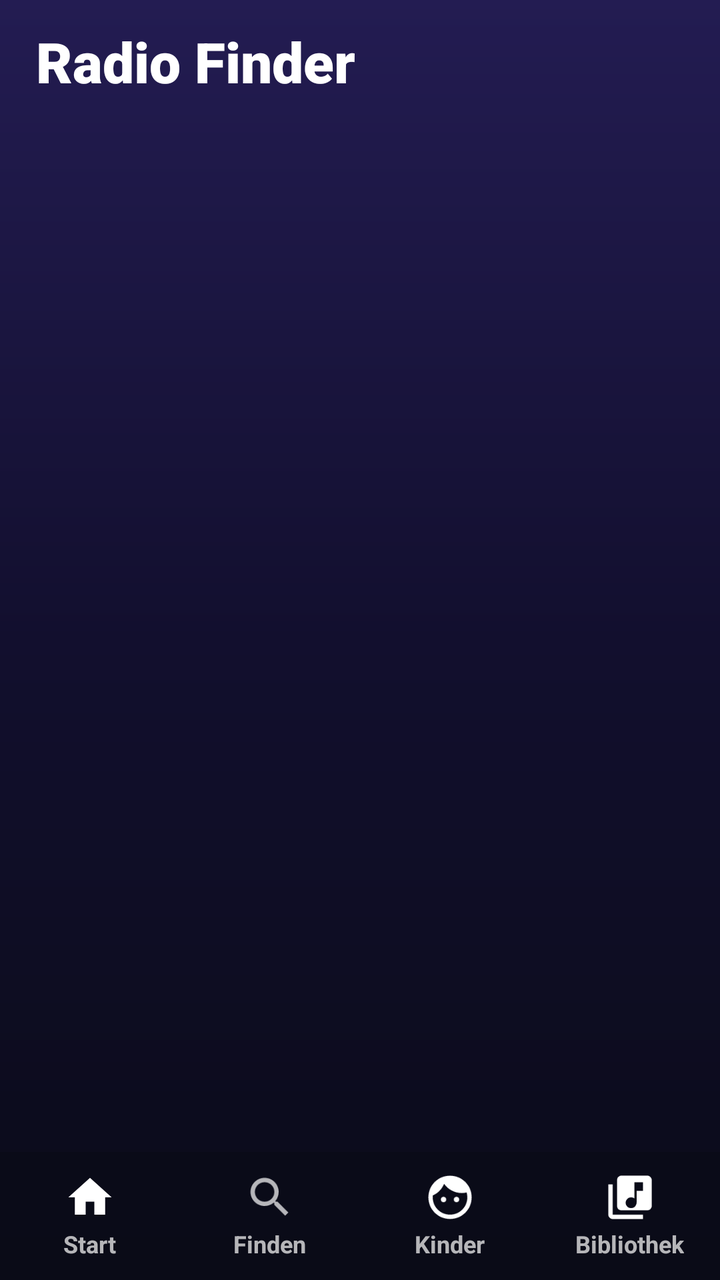
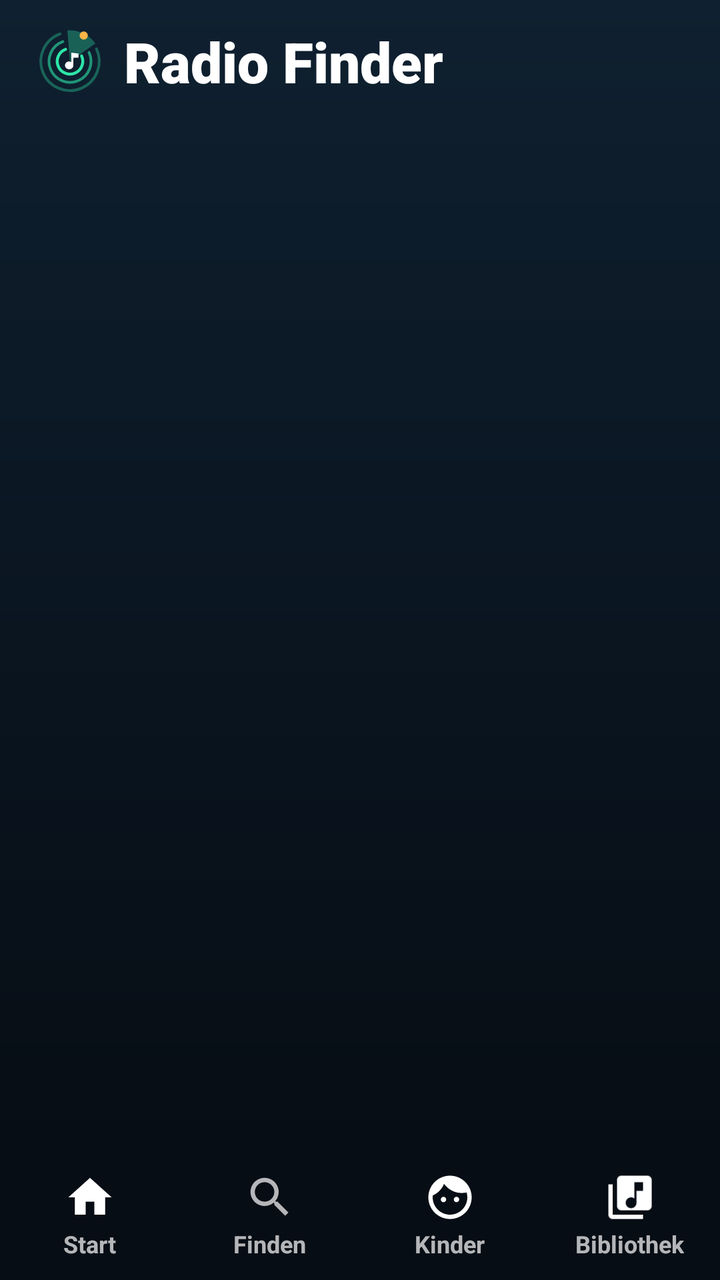

The first picture is an Android layout as it rendered before a commit; the second is the same layout after the commit. The layout source and the unified diff follow.
<!-- AndroidManifest.xml: application theme AppTheme -->
<!-- res/layout/activity_main.xml -->
<?xml version="1.0" encoding="utf-8"?>
<FrameLayout xmlns:android="http://schemas.android.com/apk/res/android"
    android:layout_width="match_parent"
    android:layout_height="match_parent"
    android:background="@drawable/bg_main"
    android:fitsSystemWindows="true">

    <LinearLayout
        android:layout_width="match_parent"
        android:layout_height="match_parent"
        android:orientation="vertical">

        
        <LinearLayout
            android:layout_width="match_parent"
            android:layout_height="wrap_content"
            android:orientation="vertical"
            android:paddingStart="18dp"
            android:paddingTop="12dp"
            android:paddingEnd="18dp"
            android:paddingBottom="4dp">

            <LinearLayout
                android:layout_width="match_parent"
                android:layout_height="wrap_content"
                android:gravity="center_vertical"
                android:orientation="horizontal">

                <ImageButton
                    android:id="@+id/back"
                    android:layout_width="40dp"
                    android:layout_height="40dp"
                    android:layout_marginEnd="8dp"
                    android:background="@drawable/bg_round_btn"
                    android:contentDescription="Zurück"
                    android:src="@drawable/ic_back"
                    android:visibility="gone" />

                <TextView
                    android:id="@+id/pageTitle"
                    android:layout_width="0dp"
                    android:layout_height="wrap_content"
                    android:layout_weight="1"
                    android:ellipsize="end"
                    android:fontFamily="sans-serif-black"
                    android:maxLines="1"
                    android:text="Radio Finder"
                    android:textColor="#FFFFFFFF"
                    android:textSize="28sp" />
            </LinearLayout>

            <FrameLayout
                android:id="@+id/searchBox"
                android:layout_width="match_parent"
                android:layout_height="52dp"
                android:layout_marginTop="12dp"
                android:background="@drawable/bg_search"
                android:visibility="gone">

                <ImageView
                    android:layout_width="22dp"
                    android:layout_height="22dp"
                    android:layout_gravity="center_vertical|start"
                    android:layout_marginStart="16dp"
                    android:src="@drawable/ic_search" />

                <EditText
                    android:id="@+id/search"
                    android:layout_width="match_parent"
                    android:layout_height="match_parent"
                    android:background="@null"
                    android:hint="Lied, Künstler oder Sender"
                    android:imeOptions="actionSearch"
                    android:inputType="text"
                    android:paddingStart="48dp"
                    android:paddingEnd="48dp"
                    android:singleLine="true"
                    android:textColor="#FFFFFFFF"
                    android:textColorHint="#80FFFFFF"
                    android:textSize="16sp" />

                <ImageButton
                    android:id="@+id/clear"
                    android:layout_width="44dp"
                    android:layout_height="44dp"
                    android:layout_gravity="center_vertical|end"
                    android:layout_marginEnd="4dp"
                    android:background="?android:attr/selectableItemBackgroundBorderless"
                    android:contentDescription="Löschen"
                    android:src="@drawable/ic_close"
                    android:visibility="gone" />
            </FrameLayout>
        </LinearLayout>

        <androidx.recyclerview.widget.RecyclerView
            android:id="@+id/recycler"
            android:layout_width="match_parent"
            android:layout_height="0dp"
            android:layout_weight="1"
            android:clipToPadding="false"
            android:paddingBottom="12dp" />

        
        <LinearLayout
            android:id="@+id/mini"
            android:layout_width="match_parent"
            android:layout_height="wrap_content"
            android:layout_marginStart="10dp"
            android:layout_marginEnd="10dp"
            android:layout_marginBottom="6dp"
            android:background="@drawable/bg_player"
            android:elevation="10dp"
            android:orientation="vertical"
            android:visibility="gone">

            <ProgressBar
                android:id="@+id/miniProgress"
                style="?android:attr/progressBarStyleHorizontal"
                android:layout_width="match_parent"
                android:layout_height="3dp"
                android:layout_marginStart="18dp"
                android:layout_marginTop="4dp"
                android:layout_marginEnd="18dp"
                android:progressBackgroundTint="#22FFFFFF"
                android:progressTint="#FFF97316" />

            <LinearLayout
                android:layout_width="match_parent"
                android:layout_height="wrap_content"
                android:gravity="center_vertical"
                android:orientation="horizontal"
                android:paddingStart="8dp"
                android:paddingTop="4dp"
                android:paddingEnd="8dp"
                android:paddingBottom="8dp">

                <FrameLayout
                    android:layout_width="52dp"
                    android:layout_height="52dp">

                    <TextView
                        android:id="@+id/miniInitials"
                        style="@style/Initials"
                        android:textSize="18sp" />

                    <ImageView
                        android:id="@+id/miniArt"
                        android:layout_width="match_parent"
                        android:layout_height="match_parent" />
                </FrameLayout>

                <LinearLayout
                    android:layout_width="0dp"
                    android:layout_height="wrap_content"
                    android:layout_marginStart="12dp"
                    android:layout_weight="1"
                    android:orientation="vertical">

                    <LinearLayout
                        android:layout_width="match_parent"
                        android:layout_height="wrap_content"
                        android:gravity="center_vertical"
                        android:orientation="horizontal">

                        <de.gamingdoodz.radiofinder.EqualizerView
                            android:id="@+id/miniEq"
                            android:layout_width="16dp"
                            android:layout_height="14dp"
                            android:layout_marginEnd="6dp" />

                        <TextView
                            android:id="@+id/miniTitle"
                            android:layout_width="0dp"
                            android:layout_height="wrap_content"
                            android:layout_weight="1"
                            android:ellipsize="end"
                            android:maxLines="1"
                            android:textColor="#FFFFFFFF"
                            android:textSize="15sp"
                            android:textStyle="bold" />
                    </LinearLayout>

                    <TextView
                        android:id="@+id/miniSub"
                        android:layout_width="match_parent"
                        android:layout_height="wrap_content"
                        android:ellipsize="end"
                        android:maxLines="1"
                        android:textColor="#B3FFFFFF"
                        android:textSize="13sp" />
                </LinearLayout>

                <ImageButton
                    android:id="@+id/miniPlay"
                    android:layout_width="46dp"
                    android:layout_height="46dp"
                    android:background="@drawable/bg_play"
                    android:contentDescription="Abspielen"
                    android:src="@drawable/ic_play" />

                <ImageButton
                    android:id="@+id/miniNext"
                    android:layout_width="44dp"
                    android:layout_height="44dp"
                    android:layout_marginStart="2dp"
                    android:background="?android:attr/selectableItemBackgroundBorderless"
                    android:contentDescription="Weiter"
                    android:src="@drawable/ic_next" />
            </LinearLayout>
        </LinearLayout>

        
        <LinearLayout
            android:layout_width="match_parent"
            android:layout_height="64dp"
            android:background="@drawable/bg_nav"
            android:orientation="horizontal">

            <LinearLayout android:id="@+id/navHome" style="@style/NavItem">
                <ImageView android:id="@+id/navHomeIcon" style="@style/NavIcon" android:src="@drawable/ic_home" />
                <TextView android:id="@+id/navHomeLabel" style="@style/NavLabel" android:text="Start" />
            </LinearLayout>

            <LinearLayout android:id="@+id/navFind" style="@style/NavItem">
                <ImageView android:id="@+id/navFindIcon" style="@style/NavIcon" android:src="@drawable/ic_search" />
                <TextView android:id="@+id/navFindLabel" style="@style/NavLabel" android:text="Finden" />
            </LinearLayout>

            <LinearLayout android:id="@+id/navKids" style="@style/NavItem">
                <ImageView android:id="@+id/navKidsIcon" style="@style/NavIcon" android:src="@drawable/ic_kids" />
                <TextView android:id="@+id/navKidsLabel" style="@style/NavLabel" android:text="Kinder" />
            </LinearLayout>

            <LinearLayout android:id="@+id/navLib" style="@style/NavItem">
                <ImageView android:id="@+id/navLibIcon" style="@style/NavIcon" android:src="@drawable/ic_library" />
                <TextView android:id="@+id/navLibLabel" style="@style/NavLabel" android:text="Bibliothek" />
            </LinearLayout>
        </LinearLayout>
    </LinearLayout>

    
    <FrameLayout
        android:id="@+id/full"
        android:layout_width="match_parent"
        android:layout_height="match_parent"
        android:background="#FF0A0B18"
        android:clickable="true"
        android:focusable="true"
        android:visibility="gone">

        <ImageView
            android:id="@+id/fullBg"
            android:layout_width="match_parent"
            android:layout_height="match_parent"
            android:alpha="0.55"
            android:scaleType="centerCrop" />

        <View
            android:layout_width="match_parent"
            android:layout_height="match_parent"
            android:background="@drawable/bg_full_overlay" />

        <LinearLayout
            android:layout_width="match_parent"
            android:layout_height="match_parent"
            android:gravity="center_horizontal"
            android:orientation="vertical"
            android:padding="22dp">

            <LinearLayout
                android:layout_width="match_parent"
                android:layout_height="wrap_content"
                android:gravity="center_vertical"
                android:orientation="horizontal">

                <ImageButton
                    android:id="@+id/fullClose"
                    android:layout_width="44dp"
                    android:layout_height="44dp"
                    android:background="@drawable/bg_round_btn"
                    android:contentDescription="Schließen"
                    android:src="@drawable/ic_chevron_down" />

                <TextView
                    android:id="@+id/fullSource"
                    android:layout_width="0dp"
                    android:layout_height="wrap_content"
                    android:layout_weight="1"
                    android:gravity="center"
                    android:letterSpacing="0.1"
                    android:textColor="#B3FFFFFF"
                    android:textSize="12sp"
                    android:textStyle="bold" />

                <TextView
                    android:id="@+id/fullSleep"
                    android:layout_width="wrap_content"
                    android:layout_height="36dp"
                    android:background="@drawable/bg_search"
                    android:gravity="center"
                    android:paddingStart="12dp"
                    android:paddingEnd="12dp"
                    android:text="☾ Timer"
                    android:textColor="#FFFFFFFF"
                    android:textSize="13sp"
                    android:textStyle="bold" />
            </LinearLayout>

            <View
                android:layout_width="1dp"
                android:layout_height="0dp"
                android:layout_weight="1" />

            <FrameLayout
                android:id="@+id/fullArtBox"
                android:layout_width="280dp"
                android:layout_height="280dp"
                android:elevation="16dp">

                <TextView
                    android:id="@+id/fullInitials"
                    style="@style/Initials"
                    android:textSize="84sp" />

                <ImageView
                    android:id="@+id/fullArt"
                    android:layout_width="match_parent"
                    android:layout_height="match_parent" />
            </FrameLayout>

            <TextView
                android:id="@+id/fullBadge"
                android:layout_width="wrap_content"
                android:layout_height="wrap_content"
                android:layout_marginTop="24dp"
                android:background="@drawable/bg_badge"
                android:paddingStart="10dp"
                android:paddingTop="3dp"
                android:paddingEnd="10dp"
                android:paddingBottom="3dp"
                android:text="● LIVE IM RADIO"
                android:textColor="#FFFFFFFF"
                android:textSize="11sp"
                android:textStyle="bold" />

            <TextView
                android:id="@+id/fullTitle"
                android:layout_width="match_parent"
                android:layout_height="wrap_content"
                android:layout_marginTop="12dp"
                android:ellipsize="end"
                android:fontFamily="sans-serif-black"
                android:gravity="center"
                android:maxLines="3"
                android:textColor="#FFFFFFFF"
                android:textSize="24sp" />

            <TextView
                android:id="@+id/fullSub"
                android:layout_width="match_parent"
                android:layout_height="wrap_content"
                android:layout_marginTop="4dp"
                android:ellipsize="end"
                android:gravity="center"
                android:maxLines="2"
                android:textColor="#B3FFFFFF"
                android:textSize="16sp" />

            <de.gamingdoodz.radiofinder.EqualizerView
                android:id="@+id/fullEq"
                android:layout_width="200dp"
                android:layout_height="44dp"
                android:layout_marginTop="18dp" />

            <View
                android:layout_width="1dp"
                android:layout_height="0dp"
                android:layout_weight="1" />

            <SeekBar
                android:id="@+id/fullSeek"
                android:layout_width="match_parent"
                android:layout_height="wrap_content"
                android:progressBackgroundTint="#33FFFFFF"
                android:progressTint="#FFF97316"
                android:thumbTint="#FFFFFFFF" />

            <LinearLayout
                android:id="@+id/fullTimes"
                android:layout_width="match_parent"
                android:layout_height="wrap_content"
                android:orientation="horizontal"
                android:paddingStart="16dp"
                android:paddingEnd="16dp">

                <TextView
                    android:id="@+id/fullPos"
                    android:layout_width="0dp"
                    android:layout_height="wrap_content"
                    android:layout_weight="1"
                    android:textColor="#B3FFFFFF"
                    android:textSize="12sp" />

                <TextView
                    android:id="@+id/fullDur"
                    android:layout_width="wrap_content"
                    android:layout_height="wrap_content"
                    android:textColor="#B3FFFFFF"
                    android:textSize="12sp" />
            </LinearLayout>

            <LinearLayout
                android:layout_width="wrap_content"
                android:layout_height="wrap_content"
                android:layout_marginTop="14dp"
                android:layout_marginBottom="16dp"
                android:gravity="center_vertical"
                android:orientation="horizontal">

                <ImageButton android:id="@+id/fullFav" style="@style/FullBtn" android:contentDescription="Favorit" android:src="@drawable/ic_heart_outline" />
                <ImageButton android:id="@+id/fullPrev" style="@style/FullBtn" android:contentDescription="Zurück" android:src="@drawable/ic_prev" />

                <ImageButton
                    android:id="@+id/fullPlay"
                    android:layout_width="80dp"
                    android:layout_height="80dp"
                    android:layout_marginStart="10dp"
                    android:layout_marginEnd="10dp"
                    android:background="@drawable/bg_play"
                    android:contentDescription="Abspielen"
                    android:elevation="8dp"
                    android:scaleType="center"
                    android:src="@drawable/ic_play" />

                <ImageButton android:id="@+id/fullNext" style="@style/FullBtn" android:contentDescription="Weiter" android:src="@drawable/ic_next" />
                <ImageButton android:id="@+id/fullStop" style="@style/FullBtn" android:contentDescription="Stopp" android:src="@drawable/ic_stop" />
            </LinearLayout>
        </LinearLayout>
    </FrameLayout>
</FrameLayout>
<!-- resources referenced by this layout -->
<resources>
  <!-- drawable bg_badge (drawable) -->
  <?xml version="1.0" encoding="utf-8"?>
  <shape xmlns:android="http://schemas.android.com/apk/res/android" android:shape="rectangle">
      <gradient android:angle="0" android:startColor="#FFEF4444" android:endColor="#FFF97316" /><corners android:radius="8dp" />
  </shape>
  <!-- drawable bg_full_overlay (drawable) -->
  <?xml version="1.0" encoding="utf-8"?>
  <shape xmlns:android="http://schemas.android.com/apk/res/android" android:shape="rectangle">
      <gradient android:angle="270" android:startColor="#660A0B18" android:centerColor="#CC0A0B18" android:endColor="#FF0A0B18" />
  </shape>
  <!-- drawable bg_main (drawable) -->
  <?xml version="1.0" encoding="utf-8"?>
  <shape xmlns:android="http://schemas.android.com/apk/res/android" android:shape="rectangle">
      <gradient android:angle="270" android:startColor="#FF231C52" android:centerColor="#FF120F2E" android:endColor="#FF0A0B18" />
  </shape>
  <!-- drawable bg_nav (drawable) -->
  <?xml version="1.0" encoding="utf-8"?>
  <shape xmlns:android="http://schemas.android.com/apk/res/android" android:shape="rectangle">
      <solid android:color="#F00A0B18" />
  </shape>
  <!-- drawable bg_play (drawable) -->
  <?xml version="1.0" encoding="utf-8"?>
  <shape xmlns:android="http://schemas.android.com/apk/res/android" android:shape="oval">
      <gradient android:angle="45" android:startColor="#FFF97316" android:endColor="#FFEC4899" />
  </shape>
  <!-- drawable bg_player (drawable) -->
  <?xml version="1.0" encoding="utf-8"?>
  <shape xmlns:android="http://schemas.android.com/apk/res/android" android:shape="rectangle">
      <gradient android:angle="0" android:startColor="#F02E2766" android:endColor="#F04A1D63" /><corners android:radius="22dp" />
  </shape>
  <!-- drawable bg_search (drawable) -->
  <?xml version="1.0" encoding="utf-8"?>
  <shape xmlns:android="http://schemas.android.com/apk/res/android" android:shape="rectangle">
      <solid android:color="#1FFFFFFF" /><stroke android:width="1dp" android:color="#26FFFFFF" /><corners android:radius="26dp" />
  </shape>
  <style name="AppTheme" parent="@android:style/Theme.Material.NoActionBar">
          <item name="android:statusBarColor">#FF231C52</item>
          <item name="android:navigationBarColor">#FF0A0B18</item>
          <item name="android:colorAccent">#FFF97316</item>
          <item name="android:windowBackground">#FF0A0B18</item>
      </style>
  <!-- unchanged entries left out for length: 18 -->
</resources>

<!-- the commit's change to res/layout/activity_main.xml (unified diff, before → after) -->
@@ -36,6 +36,13 @@
                     android:src="@drawable/ic_back"
                     android:visibility="gone" />
 
+                <ImageView
+                    android:id="@+id/brand"
+                    android:layout_width="34dp"
+                    android:layout_height="34dp"
+                    android:layout_marginEnd="10dp"
+                    android:src="@drawable/ic_logo" />
+
                 <TextView
                     android:id="@+id/pageTitle"
                     android:layout_width="0dp"
@@ -47,6 +54,20 @@
                     android:text="Radio Finder"
                     android:textColor="#FFFFFFFF"
                     android:textSize="28sp" />
+
+                <TextView
+                    android:id="@+id/liveChip"
+                    android:layout_width="wrap_content"
+                    android:layout_height="wrap_content"
+                    android:background="@drawable/bg_chip"
+                    android:paddingStart="10dp"
+                    android:paddingTop="4dp"
+                    android:paddingEnd="10dp"
+                    android:paddingBottom="4dp"
+                    android:textColor="#FF2EE6A8"
+                    android:textSize="12sp"
+                    android:textStyle="bold"
+                    android:visibility="gone" />
             </LinearLayout>
 
             <FrameLayout
@@ -122,7 +143,7 @@
                 android:layout_marginTop="4dp"
                 android:layout_marginEnd="18dp"
                 android:progressBackgroundTint="#22FFFFFF"
-                android:progressTint="#FFF97316" />
+                android:progressTint="#FF2EE6A8" />
 
             <LinearLayout
                 android:layout_width="match_parent"
@@ -192,6 +213,7 @@
 
                 <ImageButton
                     android:id="@+id/miniPlay"
+                    android:tint="#FF08131C"
                     android:layout_width="46dp"
                     android:layout_height="46dp"
                     android:background="@drawable/bg_play"
@@ -382,7 +404,7 @@
                 android:layout_width="match_parent"
                 android:layout_height="wrap_content"
                 android:progressBackgroundTint="#33FFFFFF"
-                android:progressTint="#FFF97316"
+                android:progressTint="#FF2EE6A8"
                 android:thumbTint="#FFFFFFFF" />
 
             <LinearLayout
@@ -422,6 +444,7 @@
 
                 <ImageButton
                     android:id="@+id/fullPlay"
+                    android:tint="#FF08131C"
                     android:layout_width="80dp"
                     android:layout_height="80dp"
                     android:layout_marginStart="10dp"
<!-- resource entries referenced after the edit -->
@@ -3,43 +3,62 @@
   <!-- drawable bg_badge (drawable) -->
   <?xml version="1.0" encoding="utf-8"?>
   <shape xmlns:android="http://schemas.android.com/apk/res/android" android:shape="rectangle">
-      <gradient android:angle="0" android:startColor="#FFEF4444" android:endColor="#FFF97316" /><corners android:radius="8dp" />
+      <solid android:color="#FFFF3B5C" /><corners android:radius="6dp" />
+  </shape>
+  <!-- drawable bg_chip (drawable) -->
+  <?xml version="1.0" encoding="utf-8"?>
+  <shape xmlns:android="http://schemas.android.com/apk/res/android" android:shape="rectangle">
+      <solid android:color="#1A2EE6A8" /><stroke android:width="1dp" android:color="#402EE6A8" /><corners android:radius="12dp" />
   </shape>
   <!-- drawable bg_full_overlay (drawable) -->
   <?xml version="1.0" encoding="utf-8"?>
   <shape xmlns:android="http://schemas.android.com/apk/res/android" android:shape="rectangle">
-      <gradient android:angle="270" android:startColor="#660A0B18" android:centerColor="#CC0A0B18" android:endColor="#FF0A0B18" />
+      <gradient android:angle="270" android:startColor="#660B1622" android:centerColor="#D90B1622" android:endColor="#FF060B11" />
   </shape>
   <!-- drawable bg_main (drawable) -->
   <?xml version="1.0" encoding="utf-8"?>
   <shape xmlns:android="http://schemas.android.com/apk/res/android" android:shape="rectangle">
-      <gradient android:angle="270" android:startColor="#FF231C52" android:centerColor="#FF120F2E" android:endColor="#FF0A0B18" />
+      <gradient android:angle="270" android:startColor="#FF0F2030" android:centerColor="#FF0A1520" android:endColor="#FF060B11" />
   </shape>
   <!-- drawable bg_nav (drawable) -->
   <?xml version="1.0" encoding="utf-8"?>
   <shape xmlns:android="http://schemas.android.com/apk/res/android" android:shape="rectangle">
-      <solid android:color="#F00A0B18" />
+      <solid android:color="#FF070D14" />
   </shape>
   <!-- drawable bg_play (drawable) -->
   <?xml version="1.0" encoding="utf-8"?>
   <shape xmlns:android="http://schemas.android.com/apk/res/android" android:shape="oval">
-      <gradient android:angle="45" android:startColor="#FFF97316" android:endColor="#FFEC4899" />
+      <gradient android:angle="45" android:startColor="#FF2EE6A8" android:endColor="#FF19B6D2" />
   </shape>
   <!-- drawable bg_player (drawable) -->
   <?xml version="1.0" encoding="utf-8"?>
   <shape xmlns:android="http://schemas.android.com/apk/res/android" android:shape="rectangle">
-      <gradient android:angle="0" android:startColor="#F02E2766" android:endColor="#F04A1D63" /><corners android:radius="22dp" />
+      <solid android:color="#F2132232" /><stroke android:width="1dp" android:color="#402EE6A8" /><corners android:radius="20dp" />
   </shape>
   <!-- drawable bg_search (drawable) -->
   <?xml version="1.0" encoding="utf-8"?>
   <shape xmlns:android="http://schemas.android.com/apk/res/android" android:shape="rectangle">
-      <solid android:color="#1FFFFFFF" /><stroke android:width="1dp" android:color="#26FFFFFF" /><corners android:radius="26dp" />
+      <solid android:color="#FF132232" /><stroke android:width="1dp" android:color="#332EE6A8" /><corners android:radius="16dp" />
   </shape>
+  <!-- drawable ic_logo (drawable) -->
+  <?xml version="1.0" encoding="utf-8"?>
+  <vector xmlns:android="http://schemas.android.com/apk/res/android"
+      android:width="40dp" android:height="40dp"
+      android:viewportWidth="108" android:viewportHeight="108">
+      <group android:scaleX="1.45" android:scaleY="1.45" android:pivotX="54" android:pivotY="54">
+      <path android:fillColor="#552EE6A8" android:pathData="M54,54 L51.04,20.13 A34,34 0 0,1 81.85,34.50 Z" />
+      <path android:strokeColor="#FF2EE6A8" android:strokeAlpha="0.35" android:strokeWidth="3.0" android:strokeLineCap="round" android:pathData="M83.00,40.48 A32,32 0 1,1 43.06,23.93" />
+      <path android:strokeColor="#FF2EE6A8" android:strokeAlpha="0.6" android:strokeWidth="3.0" android:strokeLineCap="round" android:pathData="M74.85,44.28 A23,23 0 1,1 46.13,32.39" />
+      <path android:strokeColor="#FF2EE6A8" android:strokeAlpha="1.0" android:strokeWidth="3.2" android:strokeLineCap="round" android:pathData="M66.69,48.08 A14,14 0 1,1 49.21,40.84" />
+      <path android:fillColor="#FFFFB547" android:pathData="M64.52,25.75 a4.5,4.5 0 1,0 9,0 a4.5,4.5 0 1,0 -9,0" />
+      <path android:fillColor="#FFFFFFFF" android:pathData="M55.5,44.5 v10.2 c-0.7,-0.4 -1.5,-0.6 -2.4,-0.6 c-2.6,0 -4.6,1.9 -4.6,4.3 s2,4.3 4.6,4.3 s4.6,-1.9 4.6,-4.3 V50 h5.6 v-4.5 z" />
+      </group>
+  </vector>
   <style name="AppTheme" parent="@android:style/Theme.Material.NoActionBar">
-          <item name="android:statusBarColor">#FF231C52</item>
-          <item name="android:navigationBarColor">#FF0A0B18</item>
-          <item name="android:colorAccent">#FFF97316</item>
-          <item name="android:windowBackground">#FF0A0B18</item>
+          <item name="android:statusBarColor">#FF0F2030</item>
+          <item name="android:navigationBarColor">#FF060B11</item>
+          <item name="android:colorAccent">#FF2EE6A8</item>
+          <item name="android:windowBackground">#FF060B11</item>
       </style>
   <!-- unchanged entries left out for length: 18 -->
 </resources>
